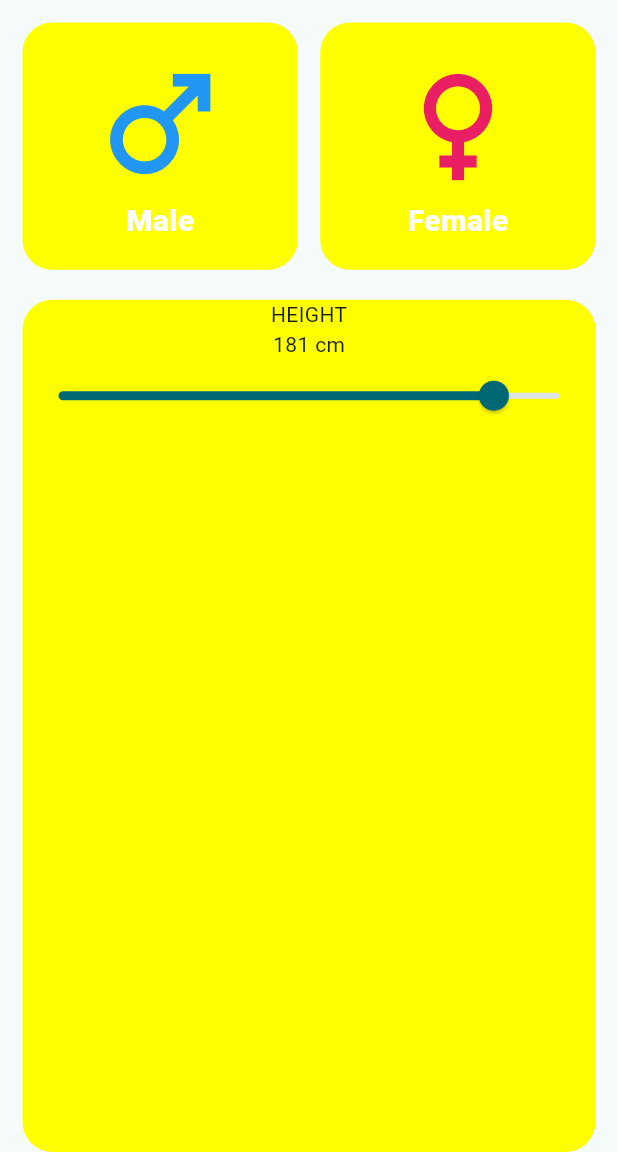
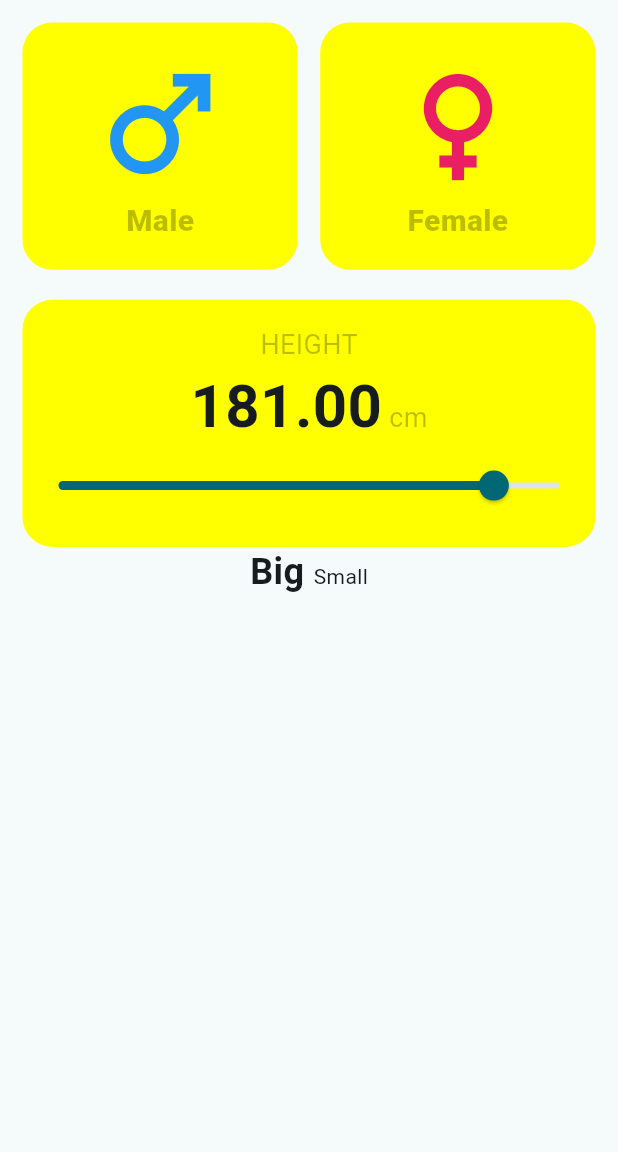
Before and after one commit to Ratndeep1999/bmi_calculator, a Flutter app: the screen it shows after launch, on a phone screen of 412 x 824 dp, the part 84-1236 px from its top. Run offline on Flutter 3.47's test engine with Material 3 defaults, Android fonts, the phone set to English and light mode, and no system bars.

Commit message:
bmi_calculator_page.dart : male anf female section (container, icons, text) added, Height section (Text.rich, Text and slider) added

```diff
--- a/lib/bmi_calculator_page.dart
+++ b/lib/bmi_calculator_page.dart
@@ -8,8 +8,7 @@ class BmiCalculatorPage extends StatefulWidget {
 }
 
 class _BmiCalculatorPageState extends State<BmiCalculatorPage> {
-
-  double _height = 181 ;
+  double _height = 181;
 
   @override
   Widget build(BuildContext context) {
@@ -33,14 +32,8 @@ class _BmiCalculatorPageState extends State<BmiCalculatorPage> {
                   // Male container
                   Expanded(
                     child: Container(
-                      height: MediaQuery
-                          .of(context)
-                          .size
-                          .height * 0.20,
-                      width: MediaQuery
-                          .of(context)
-                          .size
-                          .width * 0.10,
+                      height: MediaQuery.of(context).size.height * 0.20,
+                      width: MediaQuery.of(context).size.width * 0.10,
                       decoration: BoxDecoration(
                         borderRadius: BorderRadius.circular(20),
                         color: Colors.yellowAccent,
@@ -53,10 +46,10 @@ class _BmiCalculatorPageState extends State<BmiCalculatorPage> {
                             size: 100,
                             color: Colors.blue.shade500,
                           ),
-                          Text(
+                          const Text(
                             "Male",
                             style: TextStyle(
-                              color: Colors.white,
+                              color: Colors.black26,
                               fontSize: 20,
                               fontWeight: FontWeight.w800,
                             ),
@@ -71,14 +64,8 @@ class _BmiCalculatorPageState extends State<BmiCalculatorPage> {
                   // Female container
                   Expanded(
                     child: Container(
-                      height: MediaQuery
-                          .of(context)
-                          .size
-                          .height * 0.20,
-                      width: MediaQuery
-                          .of(context)
-                          .size
-                          .width * 0.10,
+                      height: MediaQuery.of(context).size.height * 0.20,
+                      width: MediaQuery.of(context).size.width * 0.10,
                       decoration: BoxDecoration(
                         borderRadius: BorderRadius.circular(20),
                         color: Colors.yellowAccent,
@@ -91,10 +78,10 @@ class _BmiCalculatorPageState extends State<BmiCalculatorPage> {
                             size: 100,
                             color: Colors.pink.shade500,
                           ),
-                          Text(
+                          const Text(
                             "Female",
                             style: TextStyle(
-                              color: Colors.white,
+                              color: Colors.black26,
                               fontSize: 20,
                               fontWeight: FontWeight.w800,
                             ),
@@ -106,34 +93,77 @@ class _BmiCalculatorPageState extends State<BmiCalculatorPage> {
                 ],
               ),
 
-              SizedBox(height: 20,),
+              SizedBox(height: 20),
 
               // Height Section
-              Expanded(
-                child: Container(
-                  height: MediaQuery
-                      .of(context)
-                      .size
-                      .height * 0.20,
+              Container(
+                height: MediaQuery.of(context).size.height * 0.20,
+                width: MediaQuery.of(context).size.width,
                 decoration: BoxDecoration(
                   borderRadius: BorderRadius.circular(20),
                   color: Colors.yellowAccent,
                 ),
                 child: Column(
+                  mainAxisAlignment: MainAxisAlignment.center,
                   children: [
-                      Text("HEIGHT"),
-                      Text("181 cm"),
-                      Slider(value: _height,
+                    Text(
+                      "HEIGHT",
+                      style: TextStyle(fontSize: 18, color: Colors.black26),
+                    ),
+
+                    // Text.rich Widget to change small and big String
+                    Text.rich(
+                      TextSpan(
+                        children: [
+
+                          // Text to show Height
+                          TextSpan(
+                            text: _height.toStringAsFixed(2),
+                            // It prints the _height
+                            style: TextStyle(
+                              fontSize: 40,
+                              fontWeight: FontWeight.w600,
+                            ),
+                          ),
+
+                          // Text for cm string
+                          const TextSpan(
+                            text: " cm",
+                            style: TextStyle(
+                              color: Colors.black26,
+                              fontSize: 18,
+                            ),
+                          ),
+                        ],
+                      ),
+                    ),
+                    Slider(
+                      value: _height,
                       min: 55,
                       max: 200,
                       onChanged: (double value) {
-                          _height = value ;
+                        _height = value;
                         setState(() {
                           print("$_height");
                         });
-                        },),
+                      },
+                    ),
                   ],
                 ),
+              ),
+
+              Text.rich(
+                TextSpan(
+                  children: [
+                    TextSpan(
+                      text: 'Big ',
+                      style: TextStyle(
+                        fontSize: 24,
+                        fontWeight: FontWeight.bold,
+                      ),
+                    ),
+                    TextSpan(text: 'Small', style: TextStyle(fontSize: 14)),
+                  ],
                 ),
               ),
             ],
```
Lines whose indentation alone changed are shown as unchanged.
